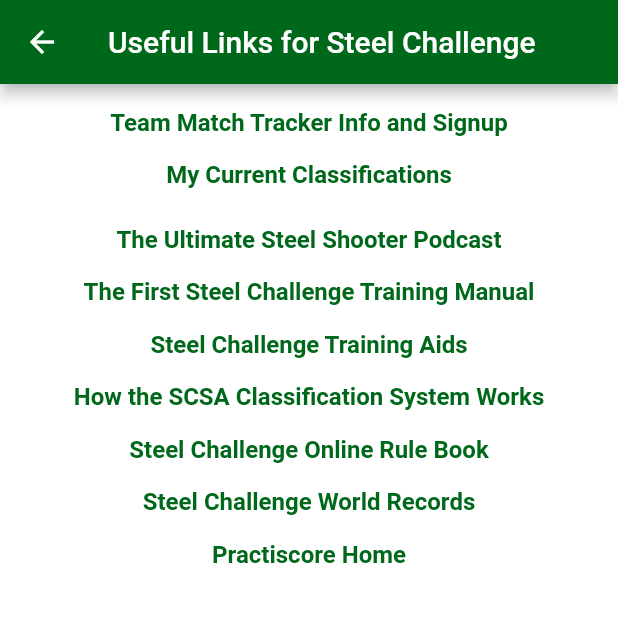
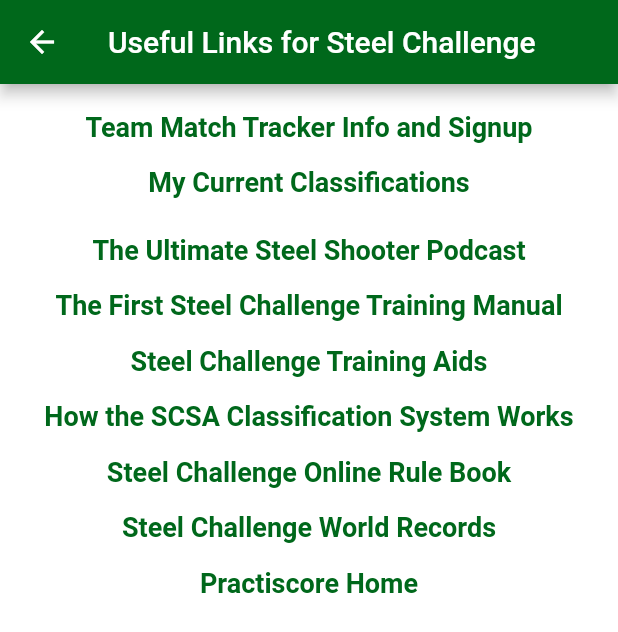
Before and after one commit to smokeyroader/steel_challenge_match_tracker, a Flutter app: the Resources screen opened directly, on a phone screen of 412 x 824 dp. Shown: the top 632 px of the screen. Run offline on Flutter 3.47's test engine with Material 2 defaults, Android fonts, the light colour scheme and no system bars; our stand-ins replace rflutter_alert, shared_preferences, sqflite; accounts and stored records are empty.

```diff
--- a/lib/current_classification.dart
+++ b/lib/current_classification.dart
@@ -42,8 +42,9 @@
                   autofocus: true,
                   controller: _controller,
                   decoration: InputDecoration(hintText: 'USPSA Member #'),
-//                  textInputAction: TextInputAction.next,
+                  textInputAction: TextInputAction.go,
                   keyboardType: TextInputType.text,
+
                   inputFormatters: [
                     BlacklistingTextInputFormatter(
                       RegExp('[\\-|,\\ ]'),
--- a/lib/mt_home_page.dart
+++ b/lib/mt_home_page.dart
@@ -207,7 +207,7 @@
               ),
             ),
             Container(
-              height: 120.0,
+              height: 180.0,
               child: Image.asset('images/match_tracker_logo_front.jpg'),
             ),
             SizedBox(
--- a/lib/resources.dart
+++ b/lib/resources.dart
@@ -34,7 +34,7 @@
             crossAxisAlignment: CrossAxisAlignment.center,
             children: <Widget>[
               Padding(
-                padding: const EdgeInsets.only(top: 16.0),
+                padding: const EdgeInsets.only(top: 18.0),
                 child: GestureDetector(
                   onTap: () {
                     _teamMT();
@@ -48,7 +48,7 @@
                       'Team Match Tracker Info and Signup',
                       textAlign: TextAlign.center,
                       style: TextStyle(
-                        fontSize: 16,
+                        fontSize: 18,
                         fontWeight: FontWeight.bold,
                         color: Color(0xFF00681B),
                       ),
@@ -75,7 +75,7 @@
                   child: Text(
                     'My Current Classifications',
                     style: TextStyle(
-                      fontSize: 16,
+                      fontSize: 18,
                       fontWeight: FontWeight.bold,
                       color: Color(0xFF00681B),
                     ),
@@ -92,7 +92,7 @@
                   child: Text(
                     'The Ultimate Steel Shooter Podcast',
                     style: TextStyle(
-                      fontSize: 16,
+                      fontSize: 18,
                       fontWeight: FontWeight.bold,
                       color: Color(0xFF00681B),
                     ),
@@ -109,7 +109,7 @@
                   child: Text(
                     'The First Steel Challenge Training Manual',
                     style: TextStyle(
-                      fontSize: 16,
+                      fontSize: 18,
                       fontWeight: FontWeight.bold,
                       color: Color(0xFF00681B),
                     ),
@@ -125,7 +125,7 @@
                   child: Text(
                     'Steel Challenge Training Aids',
                     style: TextStyle(
-                      fontSize: 16,
+                      fontSize: 18,
                       fontWeight: FontWeight.bold,
                       color: Color(0xFF00681B),
                     ),
@@ -142,7 +142,7 @@
                   child: Text(
                     'How the SCSA Classification System Works',
                     style: TextStyle(
-                      fontSize: 16,
+                      fontSize: 18,
                       fontWeight: FontWeight.bold,
                       color: Color(0xFF00681B),
                     ),
@@ -159,7 +159,7 @@
                   child: Text(
                     'Steel Challenge Online Rule Book',
                     style: TextStyle(
-                      fontSize: 16,
+                      fontSize: 18,
                       fontWeight: FontWeight.bold,
                       color: Color(0xFF00681B),
                     ),
@@ -176,7 +176,7 @@
                   child: Text(
                     'Steel Challenge World Records',
                     style: TextStyle(
-                      fontSize: 16,
+                      fontSize: 18,
                       fontWeight: FontWeight.bold,
                       color: Color(0xFF00681B),
                     ),
@@ -192,7 +192,7 @@
                   child: Text(
                     'Practiscore Home',
                     style: TextStyle(
-                      fontSize: 16,
+                      fontSize: 18,
                       fontWeight: FontWeight.bold,
                       color: Color(0xFF00681B),
                     ),
```
Also changed, not shown: 26 other files.
